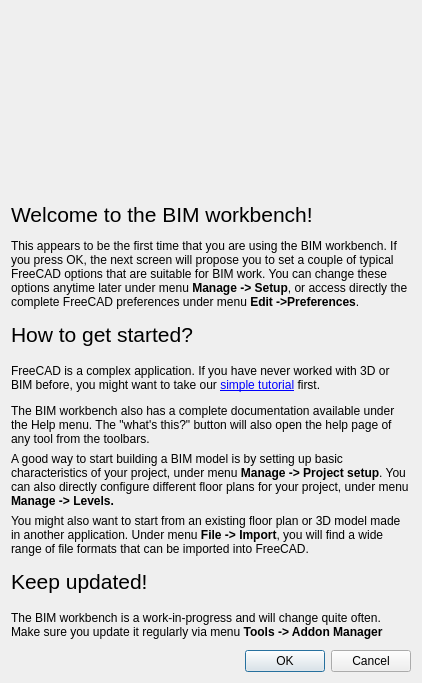
yorikvanhavre/BIM_Workbench, file dialogWelcome.ui: the form before one commit.
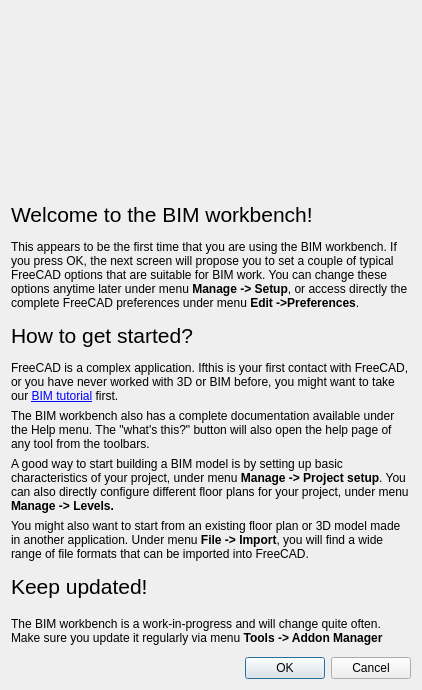
The form after the commit.

Commit message: Better wording in welcome dialog

The edit to the form file:
```diff
--- a/dialogWelcome.ui
+++ b/dialogWelcome.ui
@@ -6,8 +6,8 @@
    <rect>
     <x>0</x>
     <y>0</y>
-    <width>420</width>
-    <height>683</height>
+    <width>421</width>
+    <height>690</height>
    </rect>
   </property>
   <property name="windowTitle">
@@ -64,7 +64,7 @@
    <item>
     <widget class="QLabel" name="label_4">
      <property name="text">
-      <string>&lt;html&gt;&lt;head/&gt;&lt;body&gt;&lt;p&gt;FreeCAD is a complex application. If you have never worked with 3D or BIM before, you might want to take our &lt;a href=&quot;https://www.freecadweb.org/wiki/BIM_Start_Tutorial&quot;&gt;&lt;span style=&quot; text-decoration: underline; color:#0000ff;&quot;&gt;simple tutorial&lt;/span&gt;&lt;/a&gt; first.&lt;/p&gt;&lt;/body&gt;&lt;/html&gt;</string>
+      <string>&lt;html&gt;&lt;head/&gt;&lt;body&gt;&lt;p&gt;FreeCAD is a complex application. Ifthis is your first contact with FreeCAD, or you have never worked with 3D or BIM before, you might want to take our &lt;a href=&quot;https://www.freecadweb.org/wiki/BIM_Start_Tutorial&quot;&gt;&lt;span style=&quot; text-decoration: underline; color:#0000ff;&quot;&gt;BIM tutorial&lt;/span&gt;&lt;/a&gt; first.&lt;/p&gt;&lt;/body&gt;&lt;/html&gt;</string>
      </property>
      <property name="wordWrap">
       <bool>true</bool>
```
